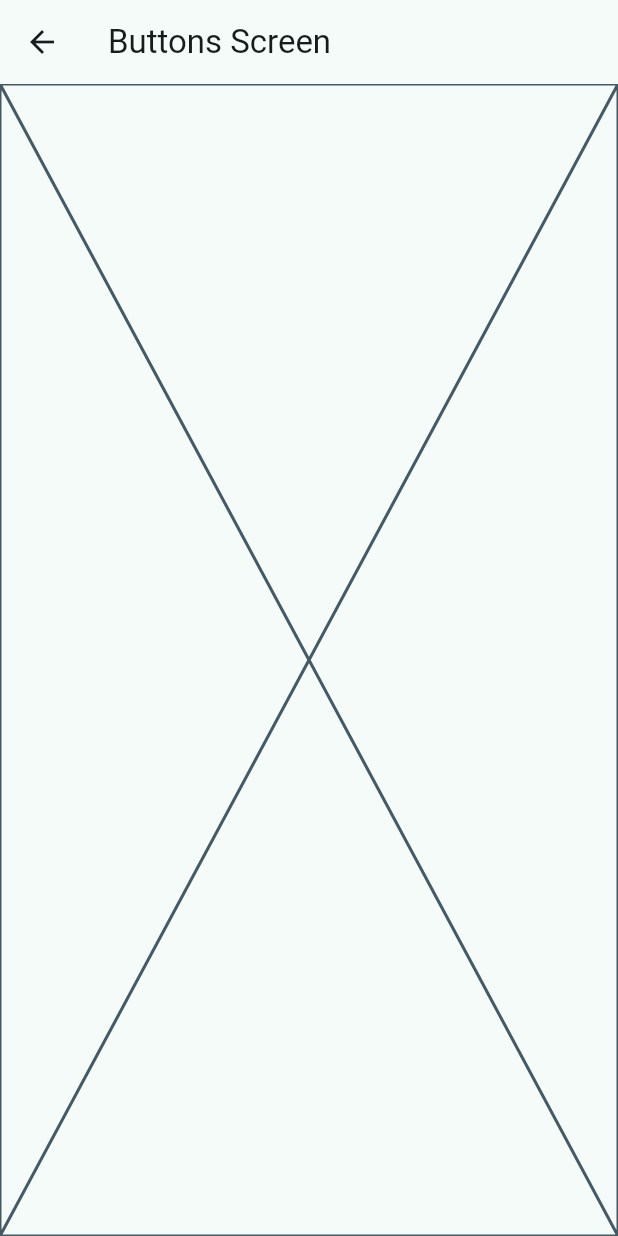
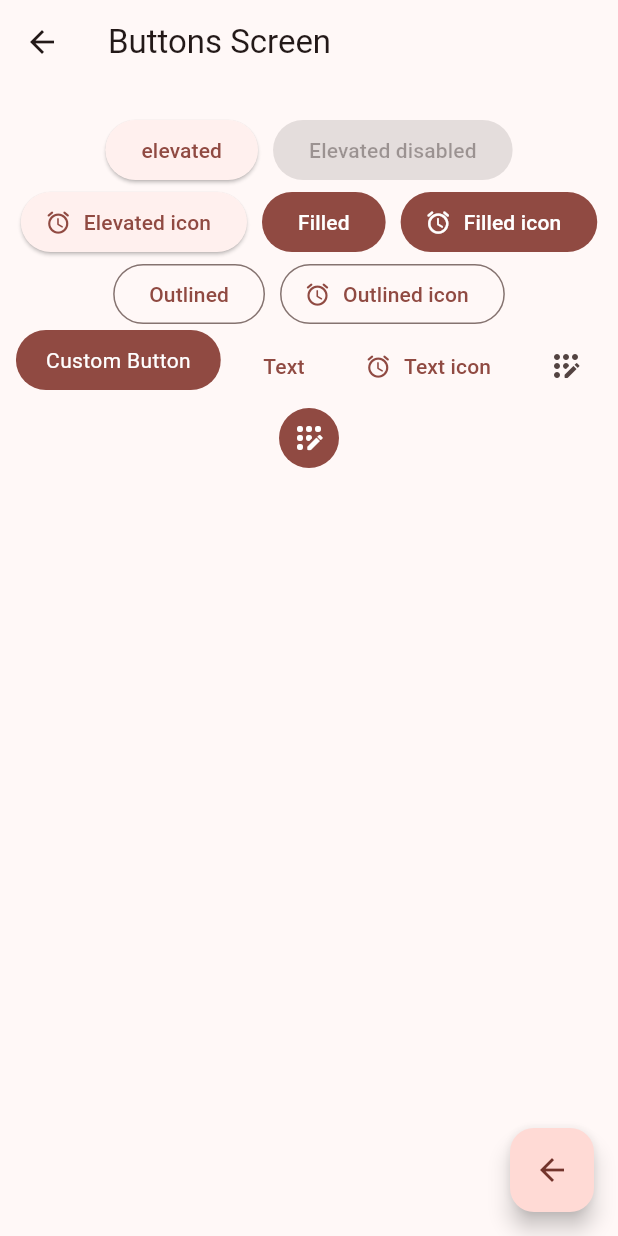
Before and after one commit to marcoslora/widgets_app, a Flutter app: the screen it shows after launch, after a tap on "Botones", on a phone screen of 412 x 824 dp. Run offline on Flutter 3.47's test engine with Material 2 defaults, Android fonts, the phone set to English and light mode, and no system bars; our stand-ins replace go_router.

Commit message:
widget buttons update, create a custom button

```diff
--- /dev/null
+++ b/lib/config/theme/router/app_router.dart
@@ -0,0 +1,29 @@
+import 'package:go_router/go_router.dart';
+import 'package:flutter/material.dart';
+import 'package:widgets_app/presentation/screen/screens.dart';
+
+final GoRouter appRouter = GoRouter(
+  routes: <RouteBase>[
+    GoRoute(
+      path: '/',
+      name: HomeScreen.name,
+      builder: (BuildContext context, GoRouterState state) {
+        return const HomeScreen();
+      },
+    ),
+    GoRoute(
+      path: '/buttons',
+      name: ButtonsScreen.name,
+      builder: (BuildContext context, GoRouterState state) {
+        return const ButtonsScreen();
+      },
+    ),
+    GoRoute(
+      path: '/cards',
+      name: CardsScreen.name,
+      builder: (BuildContext context, GoRouterState state) {
+        return const CardsScreen();
+      },
+    ),
+  ],
+);
--- a/lib/main.dart
+++ b/lib/main.dart
@@ -1,9 +1,10 @@
 import 'package:flutter/material.dart';
 import 'package:widgets_app/presentation/screen/cards/cards_screen.dart';
-import 'package:widgets_app/presentation/screen/home/buttons/buttons_screen.dart';
+import 'package:widgets_app/presentation/screen/buttons/buttons_screen.dart';
 import 'package:widgets_app/presentation/screen/home/home_screen.dart';
 
 import 'config/theme/app_theme.dart';
+import 'config/theme/router/app_router.dart';
 
 void main() {
   runApp(const MainApp());
@@ -14,14 +15,10 @@ class MainApp extends StatelessWidget {
 
   @override
   Widget build(BuildContext context) {
-    return MaterialApp(
+    return MaterialApp.router(
+      routerConfig: appRouter,
       debugShowCheckedModeBanner: false,
-      theme: AppTheme(selectColor: 7).getTheme(),
-      home: const HomeScreen(),
-      routes: {
-        '/buttons': (context) => const ButtonsScreen(),
-        '/cards': (context) => const CardsScreen(),
-      },
+      theme: AppTheme(selectColor: 1).getTheme(),
     );
   }
 }
--- /dev/null
+++ b/lib/presentation/screen/buttons/buttons_screen.dart
@@ -0,0 +1,100 @@
+import 'package:flutter/material.dart';
+import 'package:go_router/go_router.dart';
+
+class ButtonsScreen extends StatelessWidget {
+  static const String name = 'buttons_screen';
+  const ButtonsScreen({super.key});
+
+  @override
+  Widget build(BuildContext context) {
+    return Scaffold(
+        appBar: AppBar(
+          title: const Text('Buttons Screen'),
+        ),
+        body: const _ButtonsView(),
+        floatingActionButton: FloatingActionButton(
+          onPressed: () {
+            context.pop();
+          },
+          child: const Icon(Icons.arrow_back),
+        ));
+  }
+}
+
+class _ButtonsView extends StatelessWidget {
+  const _ButtonsView();
+
+  @override
+  Widget build(BuildContext context) {
+    final colors = Theme.of(context).colorScheme;
+    return SizedBox(
+      width: double.infinity,
+      child: Padding(
+        padding: const EdgeInsets.symmetric(horizontal: 10.0, vertical: 20.0),
+        child: Wrap(
+          spacing: 10.0,
+          alignment: WrapAlignment.center,
+          children: [
+            ElevatedButton(onPressed: () {}, child: const Text('elevated')),
+            const ElevatedButton(
+                onPressed: null, child: Text('Elevated disabled')),
+            ElevatedButton.icon(
+                onPressed: () {},
+                icon: const Icon(Icons.access_alarm_rounded),
+                label: const Text('Elevated icon')),
+            FilledButton(onPressed: () {}, child: const Text('Filled')),
+            FilledButton.icon(
+                onPressed: () {},
+                icon: const Icon(Icons.access_alarm_rounded),
+                label: const Text('Filled icon')),
+            OutlinedButton(onPressed: () {}, child: const Text('Outlined')),
+            OutlinedButton.icon(
+                onPressed: () {},
+                icon: const Icon(Icons.access_alarm_rounded),
+                label: const Text('Outlined icon')),
+            const CustomButton(),
+            TextButton(onPressed: () {}, child: const Text('Text')),
+            TextButton.icon(
+                onPressed: () {},
+                icon: const Icon(Icons.access_alarm_rounded),
+                label: const Text('Text icon')),
+            IconButton(
+                onPressed: () {},
+                icon: const Icon(Icons.app_registration_rounded)),
+            IconButton(
+                onPressed: () {},
+                icon: const Icon(Icons.app_registration_rounded),
+                style: ButtonStyle(
+                    backgroundColor: MaterialStatePropertyAll(colors.primary),
+                    foregroundColor: MaterialStatePropertyAll(colors.onPrimary),
+                    iconColor: const MaterialStatePropertyAll(Colors.white))),
+          ],
+        ),
+      ),
+    );
+  }
+}
+
+class CustomButton extends StatelessWidget {
+  const CustomButton({super.key});
+
+  @override
+  Widget build(BuildContext context) {
+    final colors = Theme.of(context).colorScheme;
+    return ClipRRect(
+      borderRadius: BorderRadius.circular(20.0),
+      child: Material(
+        color: colors.primary,
+        child: InkWell(
+          onTap: () {},
+          child: const Padding(
+              padding: EdgeInsets.symmetric(horizontal: 20, vertical: 10.0),
+              child: Text(
+                'Custom Button',
+                style: TextStyle(color: Colors.white),
+              )),
+        ),
+      ),
+    );
+  }
+}
--- a/lib/presentation/screen/cards/cards_screen.dart
+++ b/lib/presentation/screen/cards/cards_screen.dart
@@ -1,6 +1,7 @@
 import 'package:flutter/material.dart';
 
 class CardsScreen extends StatelessWidget {
+  static const String name = 'cards_screen';
   const CardsScreen({super.key});
 
   @override
--- a/lib/presentation/screen/home/buttons/buttons_screen.dart
+++ /dev/null
@@ -1,15 +0,0 @@
-import 'package:flutter/material.dart';
-
-class ButtonsScreen extends StatelessWidget {
-  const ButtonsScreen({super.key});
-
-  @override
-  Widget build(BuildContext context) {
-    return Scaffold(
-      appBar: AppBar(
-        title: const Text('Buttons Screen'),
-      ),
-      body: const Placeholder(),
-    );
-  }
-}
--- a/lib/presentation/screen/home/home_screen.dart
+++ b/lib/presentation/screen/home/home_screen.dart
@@ -1,8 +1,10 @@
 import 'package:flutter/material.dart';
+import 'package:go_router/go_router.dart';
 import 'package:widgets_app/config/theme/menu/menu_items.dart';
-import 'package:widgets_app/presentation/screen/home/buttons/buttons_screen.dart';
+import 'package:widgets_app/presentation/screen/cards/cards_screen.dart';
 
 class HomeScreen extends StatelessWidget {
+  static const String name = 'home_screen';
   const HomeScreen({super.key});
 
   @override
@@ -45,11 +47,15 @@ class _CustomListTitle extends StatelessWidget {
       subtitle: Text(menuItem.subTitle),
       trailing: const Icon(Icons.chevron_right, color: Colors.grey),
       onTap: () {
+        // context.pushNamed(CardsScreen.name);
+
+        context.push(menuItem.link);
+
         // Navigator.push(
         //   context,
         //   MaterialPageRoute(builder: (context) => const ButtonsScreen()),
         // );
-        Navigator.pushNamed(context, menuItem.link);
+        // Navigator.pushNamed(context, menuItem.link);
       },
     );
   }
--- /dev/null
+++ b/lib/presentation/screen/screens.dart
@@ -0,0 +1,3 @@
+export 'package:widgets_app/presentation/screen/buttons/buttons_screen.dart';
+export 'package:widgets_app/presentation/screen/cards/cards_screen.dart';
+export 'package:widgets_app/presentation/screen/home/home_screen.dart';
--- a/pubspec.yaml
+++ b/pubspec.yaml
@@ -9,6 +9,7 @@ environment:
 dependencies:
   flutter:
     sdk: flutter
+  go_router: ^9.0.3
 
 dev_dependencies:
   flutter_test:
```
Also changed, not shown: pubspec.lock.
